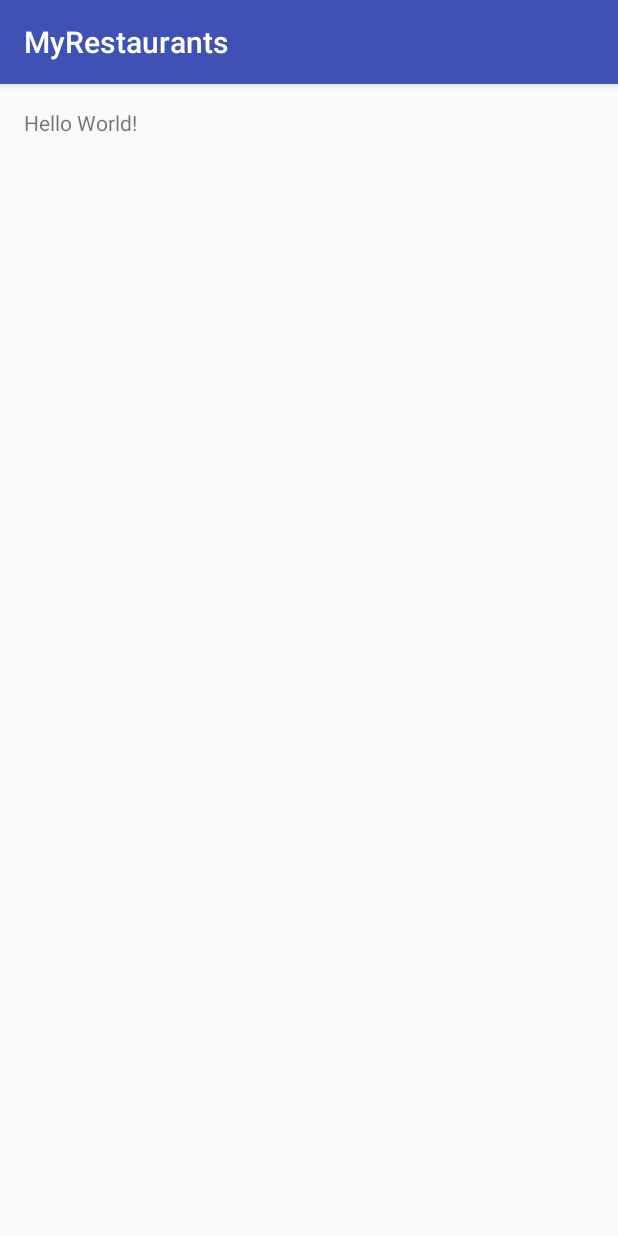
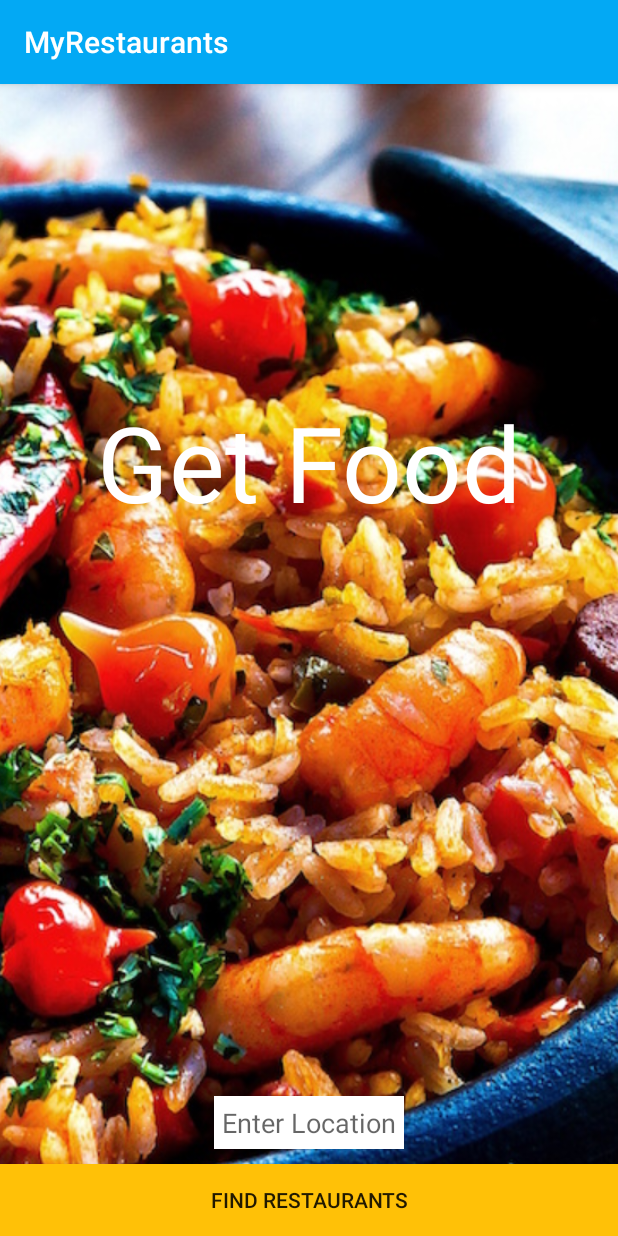
Before and after one commit to SamDurfey/MyRestaurants, an Android app: the screen it shows after launch (MainActivity), on a phone screen of 412 x 824 dp. Run offline under Robolectric (Android 15) with nearby library versions, the phone set to English and light mode, and no system bars; our stand-ins replace ButterKnife.

Commit message:
Caught up through Monday Homework:
Created Restaurants Activity, adapter working with list view. Entered string is transferred to new page with ButterKnife.

```diff
--- a/app/src/main/AndroidManifest.xml
+++ b/app/src/main/AndroidManifest.xml
@@ -15,6 +15,7 @@
                 <category android:name="android.intent.category.LAUNCHER" />
             </intent-filter>
         </activity>
+        <activity android:name=".RestaurantsActivity"></activity>
     </application>
 
 </manifest>
--- a/app/src/main/java/com/epicodus/myrestaurants/MainActivity.java
+++ b/app/src/main/java/com/epicodus/myrestaurants/MainActivity.java
@@ -1,13 +1,37 @@
 package com.epicodus.myrestaurants;
 
+import android.content.Intent;
 import android.support.v7.app.AppCompatActivity;
 import android.os.Bundle;
+import android.view.View;
+import android.widget.Button;
+import android.widget.EditText;
+import android.widget.TextView;
+
+import butterknife.Bind;
+import butterknife.ButterKnife;
 
 public class MainActivity extends AppCompatActivity {
+    @Bind(R.id.restaurantsButton) Button mRestaurantsButton;
+    @Bind(R.id.locationEntry) EditText mLocationEntry;
+    @Bind(R.id.appNameTextView) TextView mTitleTextView;
 
     @Override
     protected void onCreate(Bundle savedInstanceState) {
         super.onCreate(savedInstanceState);
         setContentView(R.layout.activity_main);
+        ButterKnife.bind(this);
+
+        // Typeface stuff
+
+        mRestaurantsButton.setOnClickListener(new View.OnClickListener() {
+            @Override
+            public void onClick(View view) {
+                String location = mLocationEntry.getText().toString();
+                Intent intent = new Intent(MainActivity.this, RestaurantsActivity.class);
+                intent.putExtra("location", location);
+                startActivity(intent);
+            }
+        });
     }
 }
--- a/app/src/main/res/layout/activity_main.xml
+++ b/app/src/main/res/layout/activity_main.xml
@@ -3,14 +3,48 @@
     xmlns:tools="http://schemas.android.com/tools"
     android:layout_width="match_parent"
     android:layout_height="match_parent"
-    android:paddingBottom="@dimen/activity_vertical_margin"
-    android:paddingLeft="@dimen/activity_horizontal_margin"
-    android:paddingRight="@dimen/activity_horizontal_margin"
-    android:paddingTop="@dimen/activity_vertical_margin"
-    tools:context="com.epicodus.myrestaurants.MainActivity">
+    tools:context="com.epicodus.myrestaurants.MainActivity"
+    android:background="#222222">
+
+    <ImageView
+        android:layout_width="wrap_content"
+        android:layout_height="fill_parent"
+        android:id="@+id/imageView"
+        android:layout_alignParentTop="true"
+        android:layout_alignParentLeft="true"
+        android:layout_alignParentStart="true"
+        android:src="@drawable/paella"
+        android:scaleType="centerCrop" />
 
     <TextView
         android:layout_width="wrap_content"
         android:layout_height="wrap_content"
-        android:text="Hello World!" />
+        android:text="Get Food"
+        android:id="@+id/appNameTextView"
+        android:textColor="@color/colorTextIcons"
+        android:textSize="70sp"
+        android:layout_alignParentTop="true"
+        android:layout_centerHorizontal="true"
+        android:layout_marginTop="205dp" />
+
+    <EditText
+        android:layout_width="wrap_content"
+        android:layout_height="wrap_content"
+        android:id="@+id/locationEntry"
+        android:background="@color/colorTextIcons"
+        android:layout_above="@+id/restaurantsButton"
+        android:layout_marginBottom="10dp"
+        android:padding="5dp"
+        android:hint="Enter Location"
+        android:layout_centerHorizontal="true" />
+
+    <Button
+        android:layout_width="match_parent"
+        android:layout_height="wrap_content"
+        android:text="Find Restaurants"
+        android:background="@color/colorAccent"
+        android:id="@+id/restaurantsButton"
+        android:layout_alignParentBottom="true"
+        android:layout_centerHorizontal="true" />
+
 </RelativeLayout>
--- a/app/src/main/res/values/colors.xml
+++ b/app/src/main/res/values/colors.xml
@@ -1,6 +1,12 @@
 <?xml version="1.0" encoding="utf-8"?>
+
 <resources>
-    <color name="colorPrimary">#3F51B5</color>
-    <color name="colorPrimaryDark">#303F9F</color>
-    <color name="colorAccent">#FF4081</color>
+    <color name="colorPrimary">#03a9f4</color>
+    <color name="colorPrimaryDark">#0288d1</color>
+    <color name="colorPrimaryLight">#b3e5fc</color>
+    <color name="colorAccent">#FFC107</color>
+    <color name="colorPrimaryText">#212121</color>
+    <color name="colorSecondaryText">#727272</color>
+    <color name="colorTextIcons">#ffffff</color>
+    <color name="colorDivider">#B6B6B6</color>
 </resources>
```
Also changed, not shown: app/build.gradle (+16 -0 lines), app/src/main/java/com/epicodus/myrestaurants/RestaurantsActivity.java (added, +47 -0 lines), app/src/main/res/layout/activity_restaurants.xml (added, +25 -0 lines), app/src/main/res/drawable/paella.jpeg (added), 2 other files.
